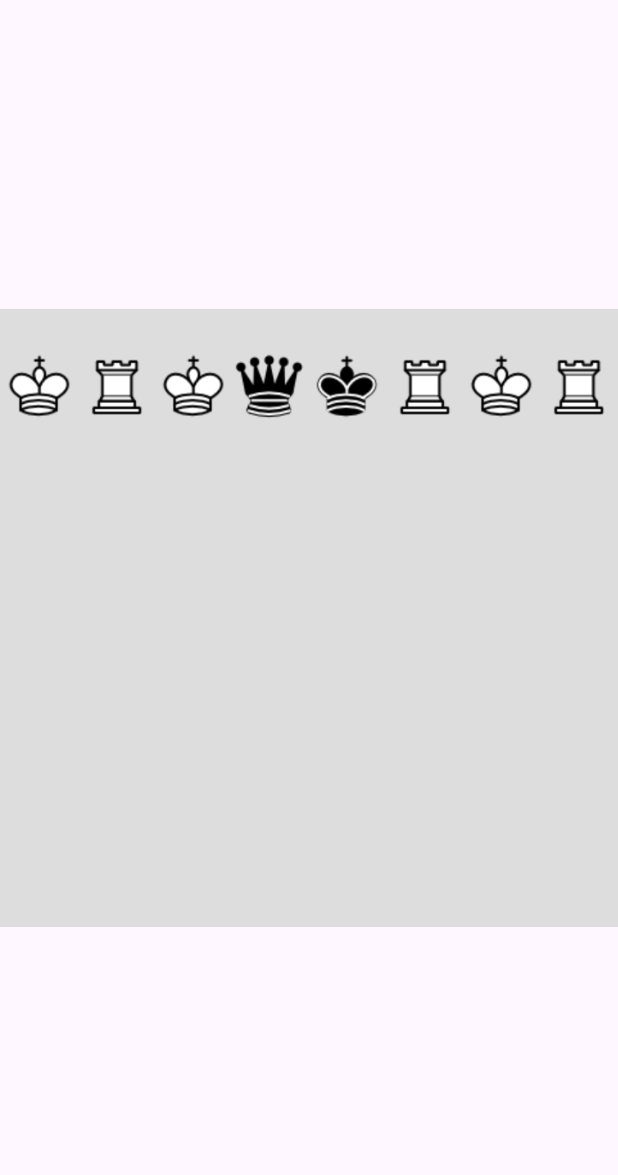
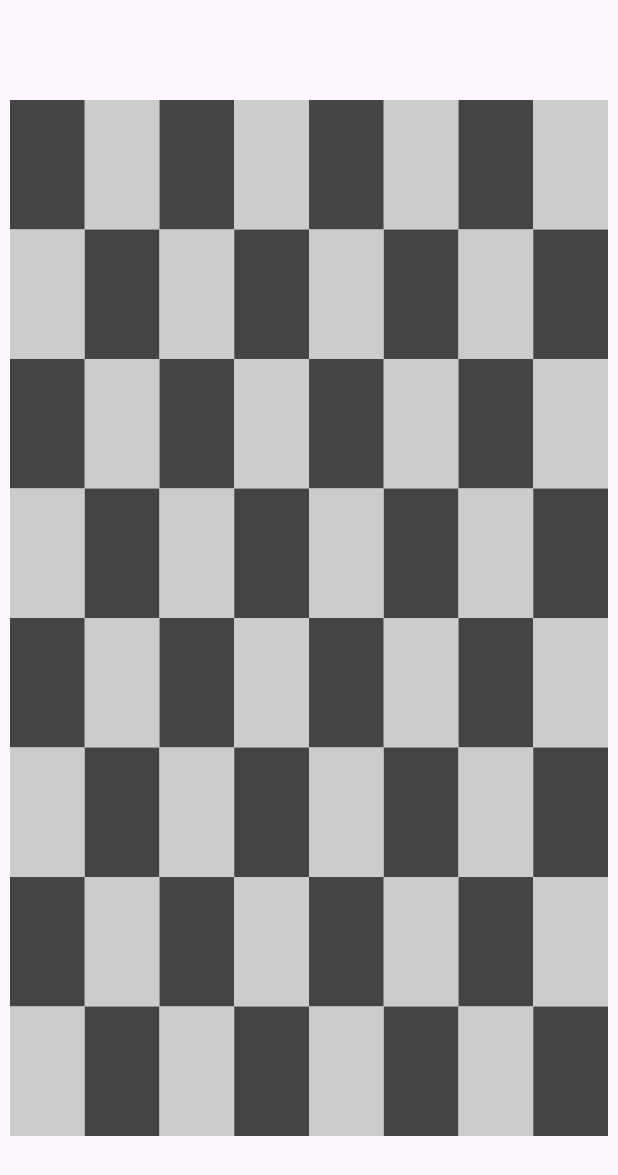
Before and after one commit to ArtemPolushin/GameField, an Android app: the screen it shows after launch (MainActivity), on a phone screen of 412 x 824 dp. Shown: the top 1175 px of the screen. Run offline under Robolectric (Android 15) with nearby library versions, the phone set to English and light mode, and no system bars.

Commit message:
add model, view

```diff
--- a/app/src/main/java/com/project/testgame/MainActivity.kt
+++ b/app/src/main/java/com/project/testgame/MainActivity.kt
@@ -1,16 +1,16 @@
 package com.project.testgame
 
+import android.annotation.SuppressLint
+import android.os.Bundle
 import androidx.appcompat.app.AppCompatActivity
-import android.os.Bundle
-import android.util.DisplayMetrics
-import android.view.ViewGroup
-import android.widget.GridLayout
-import android.widget.ImageView
+import com.project.gamefield.GameFieldDelegate
+import com.project.gamefield.GameFieldModel
+import com.project.gamefield.GameFieldView
+import com.project.gamefield.GameObject
 
-//import com.project.gamefield.GameField
+class MainActivity : AppCompatActivity(), GameFieldDelegate {
 
-class MainActivity : AppCompatActivity() {
-
+    private lateinit var gameFieldView: GameFieldView
     private val figures: IntArray = intArrayOf(
         R.drawable.chess_whiterook,
         R.drawable.chess_whiteknight,
@@ -23,31 +23,31 @@ class MainActivity : AppCompatActivity() {
         R.drawable.chess_blackqueen,
         R.drawable.chess_blackking
     )
+    @SuppressLint("ClickableViewAccessibility")
     override fun onCreate(savedInstanceState: Bundle?) {
         super.onCreate(savedInstanceState)
-        setContentView(R.layout.activity_main)
-        val displayMetrics = DisplayMetrics()
-        @Suppress("DEPRECATION")
-        windowManager.defaultDisplay.getMetrics(displayMetrics)
-        val height = displayMetrics.heightPixels
-        val width = displayMetrics.widthPixels
-        val widthOfBlocks = width / 8
-        val heightOfBlocks = height / 8
-        val gridLayout: GridLayout = findViewById(R.id.field)
-        gridLayout.rowCount = 8
-        gridLayout.columnCount = 8
-        gridLayout.layoutParams.width = width
-        gridLayout.layoutParams.height = width
-        for (i in 0..<8) {
-            val imageView = ImageView(this)
-            imageView.id = i
-            imageView.layoutParams = ViewGroup.LayoutParams(widthOfBlocks, heightOfBlocks)
-            imageView.maxWidth = widthOfBlocks
-            imageView.maxHeight = heightOfBlocks
-            val ind = (figures.indices).random()
-            imageView.setImageResource(figures[ind])
-            gridLayout.addView(imageView)
-        }
-        //var gameField: GameField = GameField(8,8)
+        setContentView(com.project.gamefield.R.layout.gamefield_screen)
+        gameFieldView = findViewById(com.project.gamefield.R.id.gamefield_view)
+        gameFieldView.rightMargin = 10f
+        gameFieldView.leftMargin = 10f
+        gameFieldView.topMargin = 100f
+        gameFieldView.downMargin = 100f
+        GameFieldModel.columnCount = 8
+        GameFieldModel.rowCount = 8
+        gameFieldView.model = this
+    }
+
+    override fun onTouchActionDown(column: Int, row: Int) {
+        println("start Add object at $column, $row")
+    }
+
+    override fun onTouchActionMove(column: Int, row: Int) {
+        println("Adding object at $column, $row")
+    }
+
+    override fun onTouchActionUp(column: Int, row: Int) {
+        println("end adding object at $column, $row")
+        GameFieldModel.addGameObject(GameObject(column, row, R.drawable.chess_whiterook))
+        gameFieldView.invalidate()
     }
 }
--- /dev/null
+++ b/gamefield/src/main/java/com/project/gamefield/GameFieldModel.kt
@@ -0,0 +1,30 @@
+package com.project.gamefield
+
+object GameFieldModel {
+    var columnCount: Int = 1
+    var rowCount: Int = 1
+    private var gameObjects = mutableSetOf<GameObject>()
+    fun addGameObject(gameObject: GameObject) {
+        gameObjects.add(gameObject)
+    }
+    fun clear() {
+        gameObjects.clear()
+    }
+
+    fun getGameObjectAt(column: Int, row: Int) : GameObject? {
+        for (gameObject in gameObjects) {
+            if (gameObject.column == column && gameObject.row == row) {
+                return gameObject
+            }
+        }
+        return null
+    }
+    fun moveGameObject(gameObject: GameObject, newColumn: Int, newRow: Int) {
+        val targetGameObject = getGameObjectAt(newColumn, newRow)
+        if (targetGameObject != null) {
+            gameObjects.remove(targetGameObject)
+        }
+        gameObjects.remove(gameObject)
+        gameObjects.add(GameObject(newColumn, newRow, gameObject.resourceId))
+    }
+}
--- /dev/null
+++ b/gamefield/src/main/java/com/project/gamefield/GameFieldView.kt
@@ -0,0 +1,114 @@
+package com.project.gamefield
+
+import android.annotation.SuppressLint
+import android.content.Context
+import android.graphics.BitmapFactory
+import android.graphics.Canvas
+import android.graphics.Color
+import android.graphics.Paint
+import android.graphics.RectF
+import android.util.AttributeSet
+import android.view.MotionEvent
+import android.view.View
+
+
+class GameFieldView(context: Context?, attrs: AttributeSet?) : View(context, attrs) {
+    var scale: Float = 1f
+        set(value) {
+            if (value > 0f && value <= 1f) {
+                field = value
+            }
+        }
+    var leftMargin: Float = 0f
+        set(value) {
+            if (value >= 0f) {
+                field = value
+            }
+        }
+
+    var rightMargin: Float = 0f
+        set(value) {
+            if (value >= 0f) {
+                field = value
+            }
+        }
+    var topMargin: Float = 0f
+        set(value) {
+            if (value >= 0f) {
+                field = value
+            }
+        }
+    var downMargin: Float = 0f
+        set(value) {
+            if (value >= 0f) {
+                field = value
+            }
+        }
+
+    var paint = Paint()
+
+    private var cellWidth: Float = 0f
+
+    private var cellHeight: Float = 0f
+
+    var model: GameFieldDelegate? = null
+
+    override fun onDraw(canvas: Canvas) {
+        cellWidth = (width.toFloat() - leftMargin - rightMargin) / GameFieldModel.columnCount * scale
+        cellHeight = (height.toFloat() - topMargin - downMargin) / GameFieldModel.rowCount * scale
+        drawField(canvas)
+        drawGameObjects(canvas)
+    }
+
+    private fun drawField(canvas: Canvas) {
+        for (row in 0 until GameFieldModel.rowCount) {
+            for (column in 0 until GameFieldModel.columnCount) {
+                paint.color = if ((row + column) % 2 == 0) Color.DKGRAY else Color.LTGRAY
+                drawRectangle(canvas, column, row, paint)
+            }
+        }
+    }
+
+    private fun drawRectangle(canvas: Canvas, column: Int, row: Int, rectPaint: Paint) {
+        canvas.drawRect(getRectF(column, row), rectPaint)
+    }
+
+    private fun drawGameObjects(canvas: Canvas) {
+        for (row in 0 until GameFieldModel.rowCount) {
+            for (column in 0 until GameFieldModel.columnCount) {
+                GameFieldModel.getGameObjectAt(column, row)?.let {
+                    drawGameObjectAt(canvas, it)
+                }
+            }
+        }
+    }
+
+    private fun drawGameObjectAt(canvas: Canvas, gameObject: GameObject) {
+        val bitmap = BitmapFactory.decodeResource(resources, gameObject.resourceId)
+        canvas.drawBitmap(bitmap, null, getRectF(gameObject.column, gameObject.row), paint)
+    }
+
+    private fun getRectF(column: Int, row: Int): RectF {
+        return RectF(leftMargin + column * cellWidth, topMargin + row * cellHeight,
+            leftMargin + (column + 1) * cellWidth, topMargin + (row + 1) * cellHeight)
+    }
+    @SuppressLint("ClickableViewAccessibility")
+    override fun onTouchEvent(event: MotionEvent?): Boolean {
+        event ?: return false
+
+        val column: Int = ((event.x - leftMargin) / cellWidth).toInt()
+        val row: Int = ((event.y - topMargin) / cellHeight).toInt()
+        when (event.action) {
+            MotionEvent.ACTION_DOWN -> {
+                model?.onTouchActionDown(column, row)
+            }
+            MotionEvent.ACTION_MOVE -> {
+                model?.onTouchActionMove(column, row)
+            }
+            MotionEvent.ACTION_UP -> {
+                model?.onTouchActionUp(column, row)
+            }
+        }
+        return true
+    }
+}
--- /dev/null
+++ b/gamefield/src/main/java/com/project/gamefield/GameObject.kt
@@ -0,0 +1,3 @@
+package com.project.gamefield
+
+data class GameObject(val column: Int, val row: Int, val resourceId: Int)
--- a/gamefield/src/main/res/layout/gamefield_screen.xml
+++ b/gamefield/src/main/res/layout/gamefield_screen.xml
@@ -1,17 +1,14 @@
 <?xml version="1.0" encoding="utf-8"?>
-<LinearLayout xmlns:android="http://schemas.android.com/apk/res/android"
-    xmlns:app="http://schemas.android.com/apk/res-auto"
-    xmlns:tools="http://schemas.android.com/tools"
+<LinearLayout
+    xmlns:android="http://schemas.android.com/apk/res/android"
     android:layout_width="match_parent"
     android:layout_height="match_parent"
-    android:orientation="vertical"
-    android:id="@+id/mainLayout"
-    tools:context=".GameField">
-
-    <GridLayout
+    android:gravity="center"
+    android:orientation="vertical">
+    <com.project.gamefield.GameFieldView
+        android:id="@+id/gamefield_view"
         android:layout_width="match_parent"
-        android:layout_height="match_parent"
-        android:id="@+id/field"
-        android:orientation="horizontal"/>
+        android:layout_height="match_parent">
+    </com.project.gamefield.GameFieldView>
 
 </LinearLayout>
```
Also changed, not shown: gamefield/src/main/java/com/project/gamefield/GameField.kt (deleted, +0 -18 lines), gamefield/src/main/java/com/project/gamefield/GameFieldDelegate.kt (added, +7 -0 lines).
